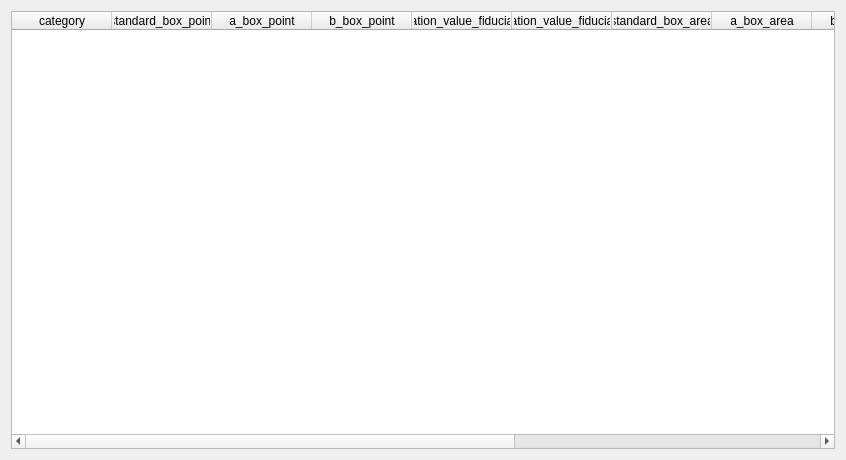
Old version of the form interface/ui/ui_box_widget.ui in the repository Aurora82/yolo-compare.
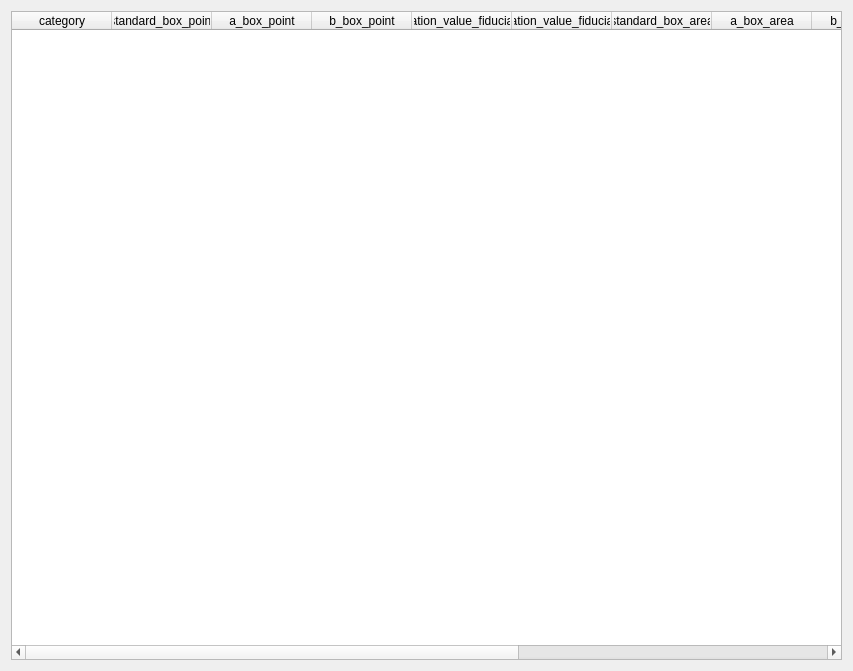
New version of the form.

Commit message: 23.2.22 fix interface blocked.

```diff
--- a/interface/ui/ui_box_widget.ui
+++ b/interface/ui/ui_box_widget.ui
@@ -6,8 +6,8 @@
    <rect>
     <x>0</x>
     <y>0</y>
-    <width>846</width>
-    <height>460</height>
+    <width>853</width>
+    <height>671</height>
    </rect>
   </property>
   <property name="windowTitle">
```
The commit also changes 7 other files.
